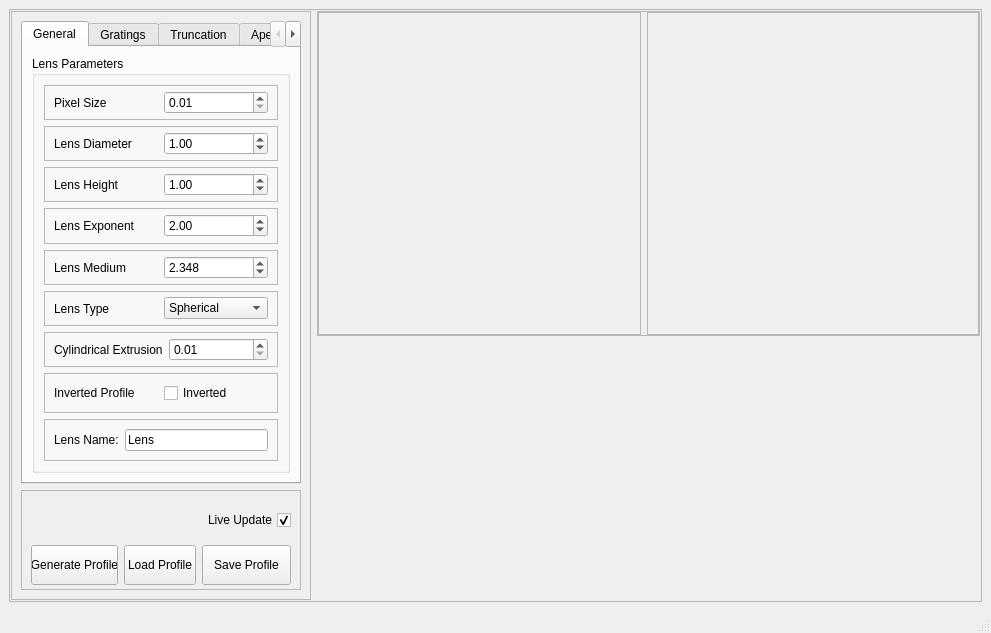
DeMarcoLab/juno, file src/lens_simulation/UI/qtdesigner_files/LensCreator.ui: the form before one commit.
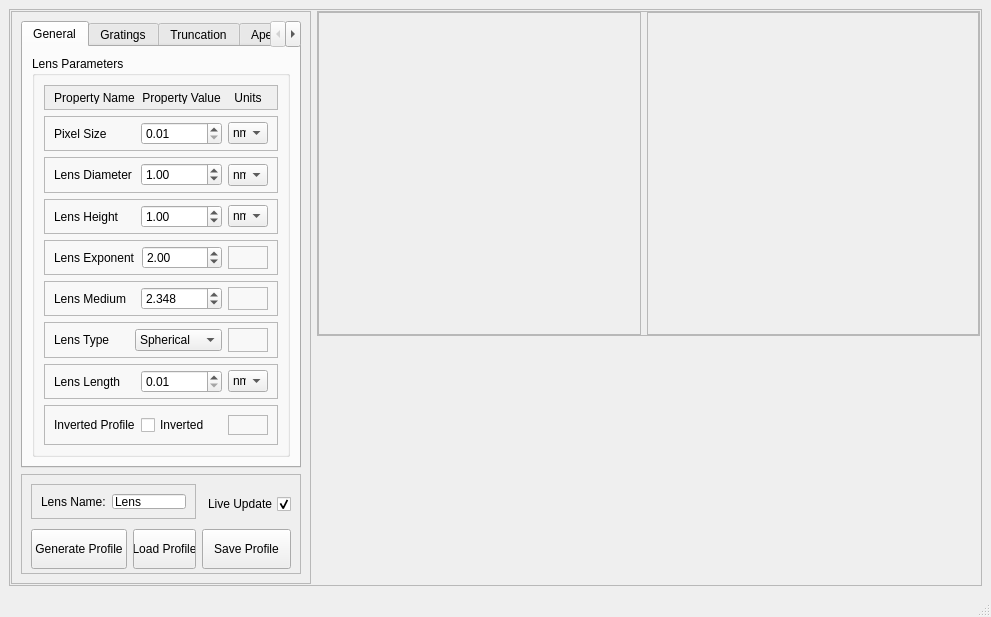
The form after the commit.

Commit message: add general units

```diff
--- a/src/lens_simulation/UI/qtdesigner_files/LensCreator.ui
+++ b/src/lens_simulation/UI/qtdesigner_files/LensCreator.ui
@@ -241,31 +241,6 @@
                </property>
               </widget>
              </item>
-             <item row="1" column="2">
-              <widget class="QPushButton" name="pushButton_LoadProfile">
-               <property name="sizePolicy">
-                <sizepolicy hsizetype="Preferred" vsizetype="Fixed">
-                 <horstretch>0</horstretch>
-                 <verstretch>0</verstretch>
-                </sizepolicy>
-               </property>
-               <property name="minimumSize">
-                <size>
-                 <width>60</width>
-                 <height>40</height>
-                </size>
-               </property>
-               <property name="maximumSize">
-                <size>
-                 <width>100</width>
-                 <height>50</height>
-                </size>
-               </property>
-               <property name="text">
-                <string>Load Profile</string>
-               </property>
-              </widget>
-             </item>
              <item row="0" column="3">
               <widget class="QCheckBox" name="checkBox_LiveUpdate">
                <property name="sizePolicy">
@@ -294,6 +269,63 @@
                </property>
               </widget>
              </item>
+             <item row="0" column="0" colspan="3">
+              <widget class="QFrame" name="frame_LensName">
+               <property name="maximumSize">
+                <size>
+                 <width>16777215</width>
+                 <height>150</height>
+                </size>
+               </property>
+               <property name="frameShape">
+                <enum>QFrame::StyledPanel</enum>
+               </property>
+               <property name="frameShadow">
+                <enum>QFrame::Raised</enum>
+               </property>
+               <layout class="QHBoxLayout" name="horizontalLayout">
+                <item>
+                 <widget class="QLabel" name="label_LensName">
+                  <property name="text">
+                   <string>Lens Name:</string>
+                  </property>
+                 </widget>
+                </item>
+                <item>
+                 <widget class="QLineEdit" name="lineEdit_LensName">
+                  <property name="text">
+                   <string>Lens</string>
+                  </property>
+                 </widget>
+                </item>
+               </layout>
+              </widget>
+             </item>
+             <item row="1" column="1" colspan="2">
+              <widget class="QPushButton" name="pushButton_LoadProfile">
+               <property name="sizePolicy">
+                <sizepolicy hsizetype="Preferred" vsizetype="Fixed">
+                 <horstretch>0</horstretch>
+                 <verstretch>0</verstretch>
+                </sizepolicy>
+               </property>
+               <property name="minimumSize">
+                <size>
+                 <width>60</width>
+                 <height>40</height>
+                </size>
+               </property>
+               <property name="maximumSize">
+                <size>
+                 <width>100</width>
+                 <height>50</height>
+                </size>
+               </property>
+               <property name="text">
+                <string>Load Profile</string>
+               </property>
+              </widget>
+             </item>
             </layout>
            </widget>
           </item>
@@ -325,6 +357,78 @@
                  <property name="spacing">
                   <number>6</number>
                  </property>
+                 <item>
+                  <widget class="QFrame" name="frame_CylindricalExtrusion_2">
+                   <property name="maximumSize">
+                    <size>
+                     <width>16777215</width>
+                     <height>25</height>
+                    </size>
+                   </property>
+                   <property name="autoFillBackground">
+                    <bool>true</bool>
+                   </property>
+                   <property name="frameShape">
+                    <enum>QFrame::StyledPanel</enum>
+                   </property>
+                   <property name="frameShadow">
+                    <enum>QFrame::Raised</enum>
+                   </property>
+                   <layout class="QHBoxLayout" name="horizontalLayout_33">
+                    <property name="topMargin">
+                     <number>5</number>
+                    </property>
+                    <property name="bottomMargin">
+                     <number>5</number>
+                    </property>
+                    <item>
+                     <widget class="QLabel" name="label_CylindricalExtrusion_2">
+                      <property name="enabled">
+                       <bool>true</bool>
+                      </property>
+                      <property name="text">
+                       <string>Property Name</string>
+                      </property>
+                      <property name="alignment">
+                       <set>Qt::AlignCenter</set>
+                      </property>
+                     </widget>
+                    </item>
+                    <item>
+                     <widget class="QLabel" name="label_CylindricalExtrusion_3">
+                      <property name="enabled">
+                       <bool>true</bool>
+                      </property>
+                      <property name="text">
+                       <string>Property Value</string>
+                      </property>
+                      <property name="alignment">
+                       <set>Qt::AlignCenter</set>
+                      </property>
+                     </widget>
+                    </item>
+                    <item>
+                     <widget class="QLabel" name="label_CylindricalExtrusion_4">
+                      <property name="enabled">
+                       <bool>true</bool>
+                      </property>
+                      <property name="maximumSize">
+                       <size>
+                        <width>40</width>
+                        <height>16777215</height>
+                       </size>
+                      </property>
+                      <property name="text">
+                       <string>Units</string>
+                      </property>
+                      <property name="alignment">
+                       <set>Qt::AlignCenter</set>
+                      </property>
+                     </widget>
+                    </item>
+                   </layout>
+                  </widget>
+                 </item>
                  <item>
                   <widget class="QFrame" name="frame_PixelSize">
                    <property name="maximumSize">
@@ -369,6 +473,37 @@
                       </property>
                      </widget>
                     </item>
+                    <item>
+                     <widget class="QComboBox" name="comboBox_UnitsPixelSize">
+                      <property name="maximumSize">
+                       <size>
+                        <width>40</width>
+                        <height>16777215</height>
+                       </size>
+                      </property>
+                      <property name="editable">
+                       <bool>false</bool>
+                      </property>
+                      <property name="currentText">
+                       <string>nm</string>
+                      </property>
+                      <item>
+                       <property name="text">
+                        <string>nm</string>
+                       </property>
+                      </item>
+                      <item>
+                       <property name="text">
+                        <string>um</string>
+                       </property>
+                      </item>
+                      <item>
+                       <property name="text">
+                        <string>mm</string>
+                       </property>
+                      </item>
+                     </widget>
+                    </item>
                    </layout>
                   </widget>
                  </item>
@@ -413,6 +548,31 @@
                       </property>
                      </widget>
                     </item>
+                    <item>
+                     <widget class="QComboBox" name="comboBox_UnitsLensDiameter">
+                      <property name="maximumSize">
+                       <size>
+                        <width>40</width>
+                        <height>16777215</height>
+                       </size>
+                      </property>
+                      <item>
+                       <property name="text">
+                        <string>nm</string>
+                       </property>
+                      </item>
+                      <item>
+                       <property name="text">
+                        <string>um</string>
+                       </property>
+                      </item>
+                      <item>
+                       <property name="text">
+                        <string>mm</string>
+                       </property>
+                      </item>
+                     </widget>
+                    </item>
                    </layout>
                   </widget>
                  </item>
@@ -454,6 +614,31 @@
                       </property>
                      </widget>
                     </item>
+                    <item>
+                     <widget class="QComboBox" name="comboBox_UnitsLensHeight">
+                      <property name="maximumSize">
+                       <size>
+                        <width>40</width>
+                        <height>16777215</height>
+                       </size>
+                      </property>
+                      <item>
+                       <property name="text">
+                        <string>nm</string>
+                       </property>
+                      </item>
+                      <item>
+                       <property name="text">
+                        <string>um</string>
+                       </property>
+                      </item>
+                      <item>
+                       <property name="text">
+                        <string>mm</string>
+                       </property>
+                      </item>
+                     </widget>
+                    </item>
                    </layout>
                   </widget>
                  </item>
@@ -498,6 +683,22 @@
                       </property>
                      </widget>
                     </item>
+                    <item>
+                     <widget class="QFrame" name="frame_UnitsLensExponent">
+                      <property name="maximumSize">
+                       <size>
+                        <width>40</width>
+                        <height>16777215</height>
+                       </size>
+                      </property>
+                      <property name="frameShape">
+                       <enum>QFrame::StyledPanel</enum>
+                      </property>
+                      <property name="frameShadow">
+                       <enum>QFrame::Raised</enum>
+                      </property>
+                     </widget>
+                    </item>
                    </layout>
                   </widget>
                  </item>
@@ -551,6 +752,22 @@
                       </property>
                      </widget>
                     </item>
+                    <item>
+                     <widget class="QFrame" name="frame_UnitsLensMedium">
+                      <property name="maximumSize">
+                       <size>
+                        <width>40</width>
+                        <height>16777215</height>
+                       </size>
+                      </property>
+                      <property name="frameShape">
+                       <enum>QFrame::StyledPanel</enum>
+                      </property>
+                      <property name="frameShadow">
+                       <enum>QFrame::Raised</enum>
+                      </property>
+                     </widget>
+                    </item>
                    </layout>
                   </widget>
                  </item>
@@ -596,6 +813,22 @@
                       </item>
                      </widget>
                     </item>
+                    <item>
+                     <widget class="QFrame" name="frame_UnitsLensMedium_2">
+                      <property name="maximumSize">
+                       <size>
+                        <width>40</width>
+                        <height>16777215</height>
+                       </size>
+                      </property>
+                      <property name="frameShape">
+                       <enum>QFrame::StyledPanel</enum>
+                      </property>
+                      <property name="frameShadow">
+                       <enum>QFrame::Raised</enum>
+                      </property>
+                     </widget>
+                    </item>
                    </layout>
                   </widget>
                  </item>
@@ -626,7 +859,7 @@
                        <bool>true</bool>
                       </property>
                       <property name="text">
-                       <string>Cylindrical Extrusion</string>
+                       <string>Lens Length</string>
                       </property>
                      </widget>
                     </item>
@@ -655,6 +888,31 @@
                       </property>
                      </widget>
                     </item>
+                    <item>
+                     <widget class="QComboBox" name="comboBox_CylindricalExtrusion">
+                      <property name="maximumSize">
+                       <size>
+                        <width>40</width>
+                        <height>16777215</height>
+                       </size>
+                      </property>
+                      <item>
+                       <property name="text">
+                        <string>nm</string>
+                       </property>
+                      </item>
+                      <item>
+                       <property name="text">
+                        <string>um</string>
+                       </property>
+                      </item>
+                      <item>
+                       <property name="text">
+                        <string>mm</string>
+                       </property>
+                      </item>
+                     </widget>
+                    </item>
                    </layout>
                   </widget>
                  </item>
@@ -696,35 +954,19 @@
                       </property>
                      </widget>
                     </item>
-                   </layout>
-                  </widget>
-                 </item>
-                 <item>
-                  <widget class="QFrame" name="frame_LensName">
-                   <property name="maximumSize">
-                    <size>
-                     <width>16777215</width>
-                     <height>100</height>
-                    </size>
-                   </property>
-                   <property name="frameShape">
-                    <enum>QFrame::StyledPanel</enum>
-                   </property>
-                   <property name="frameShadow">
-                    <enum>QFrame::Raised</enum>
-                   </property>
-                   <layout class="QHBoxLayout" name="horizontalLayout">
                     <item>
-                     <widget class="QLabel" name="label_LensName">
-                      <property name="text">
-                       <string>Lens Name:</string>
+                     <widget class="QFrame" name="frame_UnitsLensMedium_3">
+                      <property name="maximumSize">
+                       <size>
+                        <width>40</width>
+                        <height>16777215</height>
+                       </size>
                       </property>
-                     </widget>
-                    </item>
-                    <item>
-                     <widget class="QLineEdit" name="lineEdit_LensName">
-                      <property name="text">
-                       <string>Lens</string>
+                      <property name="frameShape">
+                       <enum>QFrame::StyledPanel</enum>
+                      </property>
+                      <property name="frameShadow">
+                       <enum>QFrame::Raised</enum>
                       </property>
                      </widget>
                     </item>
```
The commit also changes 2 other files.
